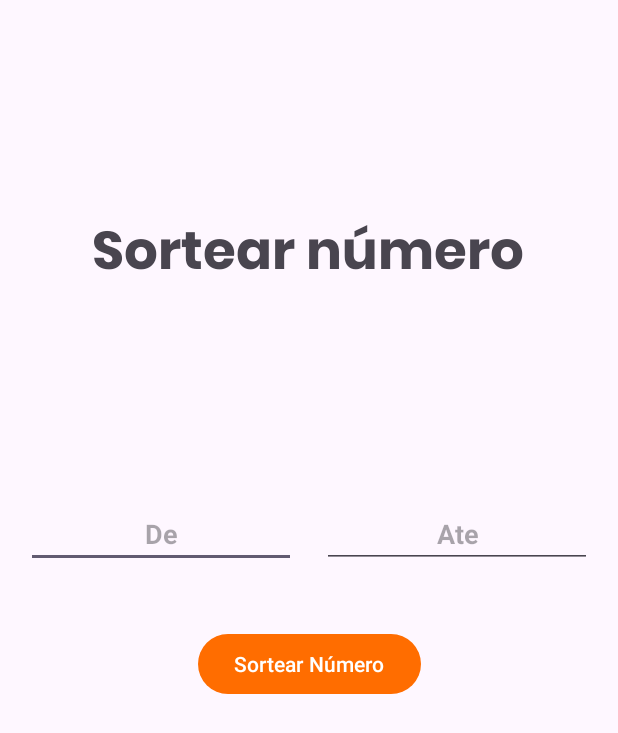
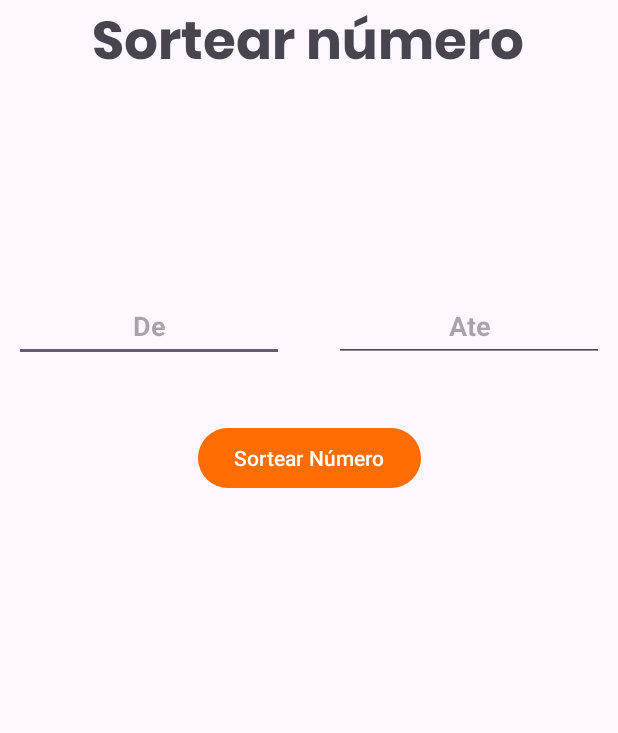
Before and after one commit to Eliard0/gerador_de_numero, an Android app: the HomeActivity screen opened directly, with no data from a screen before it, on a phone screen of 412 x 824 dp. Shown: the top 733 px of the screen. Run offline under Robolectric (Android 15) with nearby library versions, the phone set to English and light mode, and no system bars.

Commit message:
feat remoção de warnings

```diff
--- a/app/src/main/res/layout/activity_home.xml
+++ b/app/src/main/res/layout/activity_home.xml
@@ -2,16 +2,16 @@
 <androidx.constraintlayout.widget.ConstraintLayout xmlns:android="http://schemas.android.com/apk/res/android"
     xmlns:app="http://schemas.android.com/apk/res-auto"
     xmlns:tools="http://schemas.android.com/tools"
-    android:layout_width="match_parent"
-    android:layout_height="match_parent"
     android:id="@+id/layout_root"
+    android:layout_width="wrap_content"
+    android:layout_height="wrap_content"
+    android:layout_gravity="center"
     tools:context=".HomeActivity">
 
     <TextView
         android:id="@+id/textView"
         android:layout_width="wrap_content"
         android:layout_height="wrap_content"
-        android:layout_marginTop="140dp"
         android:fontFamily="@font/poppins_bold"
         android:text="@string/sortear_numero"
         android:textAlignment="center"
@@ -25,12 +25,14 @@
     <EditText
         android:id="@+id/editText_inicio"
         android:layout_width="180dp"
-        android:layout_height="wrap_content"
+        android:layout_height="48dp"
         android:layout_marginTop="132dp"
+        android:layout_marginEnd="24dp"
+        android:autofillHints="name"
         android:ems="10"
-        android:hint="De"
+        android:hint="@string/de"
         android:inputType="number"
-        android:maxLength="3"
+        android:maxLength="4"
         android:textAlignment="center"
         android:textStyle="bold"
         app:layout_constraintEnd_toStartOf="@+id/editText_fim"
@@ -40,12 +42,13 @@
     <EditText
         android:id="@+id/editText_fim"
         android:layout_width="180dp"
-        android:layout_height="wrap_content"
+        android:layout_height="48dp"
         android:layout_marginTop="132dp"
         android:ems="10"
-        android:hint="Ate"
+        android:hint="@string/ate"
         android:inputType="number"
-        android:maxLength="3"
+        android:maxLength="4"
+        android:autofillHints="name"
         android:textAlignment="center"
         android:textStyle="bold"
         app:layout_constraintEnd_toEndOf="parent"
--- a/app/src/main/res/layout/activity_number_drawn.xml
+++ b/app/src/main/res/layout/activity_number_drawn.xml
@@ -13,6 +13,7 @@
         android:layout_height="34dp"
         android:layout_marginStart="20dp"
         android:layout_marginTop="16dp"
+        android:contentDescription="@string/bt_voltar"
         app:layout_constraintStart_toStartOf="parent"
         app:layout_constraintTop_toTopOf="parent"
         app:srcCompat="@drawable/ic_volta" />
@@ -53,12 +54,12 @@
         android:id="@+id/tvNumero"
         android:layout_width="wrap_content"
         android:layout_height="wrap_content"
-        android:text="99"
+        android:text="@string/ex_numero"
         android:textAlignment="center"
         android:textAllCaps="false"
+        android:textColor="@color/black"
         android:textSize="130sp"
         android:textStyle="bold"
-        android:textColor="@color/black"
         app:layout_constraintEnd_toEndOf="parent"
         app:layout_constraintStart_toStartOf="parent"
         app:layout_constraintTop_toBottomOf="@+id/tvFrase" />
--- a/app/src/main/res/values-night/strings.xml
+++ b/app/src/main/res/values-night/strings.xml
@@ -6,4 +6,12 @@
     <string name="frase_numero_sorteado">O número sorteado foi:</string>
     <string name="instrucao_um">O segundo número não pode ser menor ou igual o primeiro</string>
     <string name="instrucao_dois">Digite os dois números</string>
+    <string name="ate">Ate</string>
+    <string name="de">De</string>
+    <string name="bem_vindo_a">Bem Vindo(a)</string>
+    <string name="ao">Ao</string>
+    <string name="gerador_de_numeros">Gerador de Números</string>
+    <string name="bt_entrar">Entrar</string>
+    <string name="ex_numero">99</string>
+    <string name="bt_voltar">Voltar</string>
 </resources>
--- a/app/src/main/res/values/strings.xml
+++ b/app/src/main/res/values/strings.xml
@@ -6,4 +6,12 @@
     <string name="frase_numero_sorteado">O número sorteado foi:</string>
     <string name="instrucao_um">O segundo número não pode ser menor ou igual o primeiro</string>
     <string name="instrucao_dois">Digite os dois números</string>
+    <string name="ate">Ate</string>
+    <string name="de">De</string>
+    <string name="bem_vindo_a">Bem Vindo(a)</string>
+    <string name="ao">Ao</string>
+    <string name="gerador_de_numeros">Gerador de Números</string>
+    <string name="bt_entrar">Entrar</string>
+    <string name="ex_numero">99</string>
+    <string name="bt_voltar">Voltar</string>
 </resources>
```
Also changed, not shown: app/src/main/res/layout/activity_main.xml (+8 -7 lines).
